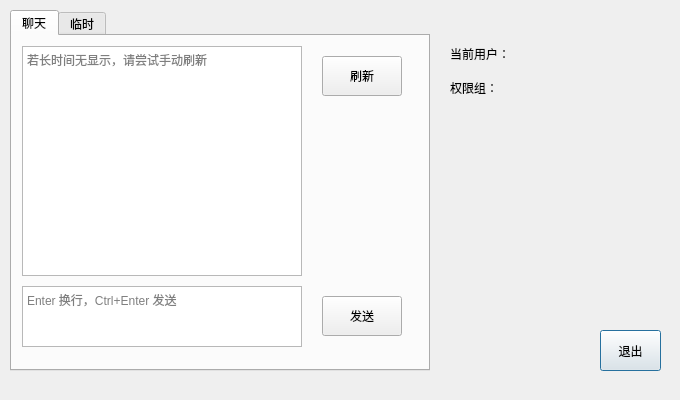
Above: Client/main.ui from MonianHello/Game before the change. Below: the same form after it.
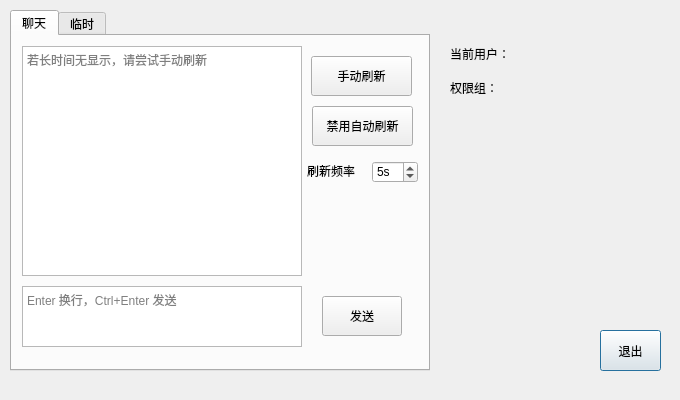
That is the form after the change.

Commit message: 美化、新增刷新控制

Diff of the .ui file:
```diff
--- a/Client/main.ui
+++ b/Client/main.ui
@@ -111,14 +111,59 @@
     <widget class="QPushButton" name="refreshChatButton">
      <property name="geometry">
       <rect>
-       <x>310</x>
+       <x>299</x>
        <y>20</y>
-       <width>80</width>
+       <width>101</width>
        <height>40</height>
       </rect>
      </property>
      <property name="text">
-      <string>刷新</string>
+      <string>手动刷新</string>
+     </property>
+    </widget>
+    <widget class="QPushButton" name="autoRefreshChatButton">
+     <property name="geometry">
+      <rect>
+       <x>300</x>
+       <y>70</y>
+       <width>101</width>
+       <height>40</height>
+      </rect>
+     </property>
+     <property name="text">
+      <string>禁用自动刷新</string>
+     </property>
+    </widget>
+    <widget class="QLabel" name="label_3">
+     <property name="geometry">
+      <rect>
+       <x>295</x>
+       <y>125</y>
+       <width>61</width>
+       <height>20</height>
+      </rect>
+     </property>
+     <property name="text">
+      <string>刷新频率</string>
+     </property>
+    </widget>
+    <widget class="QSpinBox" name="autoUpdateFrequencySpinBox">
+     <property name="geometry">
+      <rect>
+       <x>360</x>
+       <y>125</y>
+       <width>46</width>
+       <height>22</height>
+      </rect>
+     </property>
+     <property name="suffix">
+      <string>s</string>
+     </property>
+     <property name="minimum">
+      <number>1</number>
+     </property>
+     <property name="value">
+      <number>5</number>
      </property>
     </widget>
    </widget>
```
The commit also changes 4 other files.
